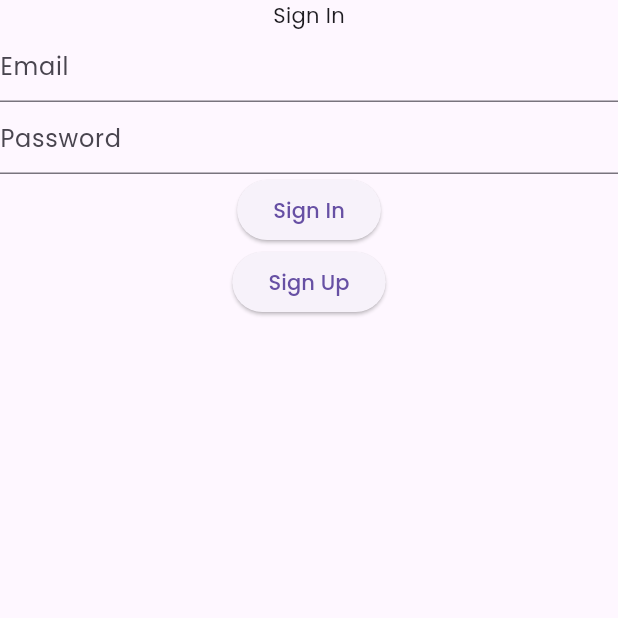
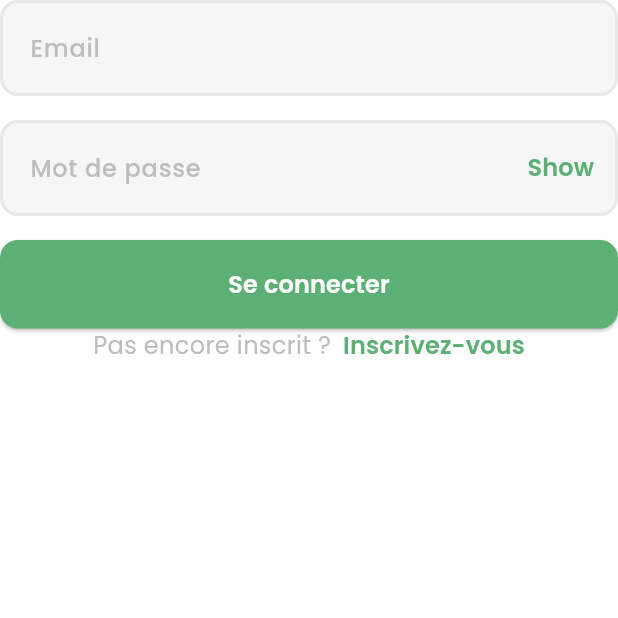
Before and after one commit to kermanager/mobile, a Flutter app: the screen it shows after launch, on a phone screen of 412 x 824 dp, the top half of it. Run offline on Flutter 3.47's test engine with Material 3 defaults, Android fonts, the light colour scheme and no system bars; our stand-ins replace go_router, shared_preferences; missing offline and left inert: stripe_checkout; network calls fail.

Commit message:
feat: add basic widgets

```diff
--- a/lib/app.dart
+++ b/lib/app.dart
@@ -1,4 +1,5 @@
 import 'package:flutter/material.dart';
+import 'package:kermanager/theme/theme_color.dart';
 import 'package:provider/provider.dart';
 
 import 'package:kermanager/api/api_response.dart';
@@ -49,6 +50,7 @@ class _AppState extends State<App> {
       routerConfig: widget.router.goRouter(context),
       theme: ThemeData(
         fontFamily: ThemeFontFamily.poppins,
+        scaffoldBackgroundColor: ThemeColor.white,
       ),
     );
   }
--- a/lib/screens/auth/sign_in_screen.dart
+++ b/lib/screens/auth/sign_in_screen.dart
@@ -3,10 +3,16 @@ import 'package:go_router/go_router.dart';
 import 'package:kermanager/router/child/routes.dart';
 import 'package:kermanager/router/parent/routes.dart';
 import 'package:kermanager/router/stand_holder/routes.dart';
-import 'package:kermanager/widgets/password_input.dart';
+import 'package:kermanager/theme/theme_color.dart';
+import 'package:kermanager/theme/theme_font.dart';
+import 'package:kermanager/theme/theme_size.dart';
+import 'package:kermanager/widgets/button.dart';
+import 'package:kermanager/widgets/form.dart';
+import 'package:kermanager/widgets/link_button.dart';
+import 'package:kermanager/widgets/password_form_input.dart';
+import 'package:kermanager/widgets/text_form_input.dart';
 import 'package:provider/provider.dart';
 import 'package:shared_preferences/shared_preferences.dart';
-
 import 'package:kermanager/api/api_response.dart';
 import 'package:kermanager/providers/auth_provider.dart';
 import 'package:kermanager/router/manager/routes.dart';
@@ -23,12 +29,15 @@ class SignInScreen extends StatefulWidget {
 }
 
 class _SignInScreenState extends State<SignInScreen> {
+  final _formKey = GlobalKey<FormState>();
+
   final AuthService _authService = AuthService();
 
   final TextEditingController _emailController = TextEditingController();
   final TextEditingController _passwordController = TextEditingController();
 
   Future<void> _submit() async {
+    if (_formKey.currentState!.validate()) {
       ApiResponse<SignInResponse> response = await _authService.signIn(
         email: _emailController.text,
         password: _passwordController.text,
@@ -68,6 +77,7 @@ class _SignInScreenState extends State<SignInScreen> {
         );
       }
     }
+  }
 
   @override
   Widget build(BuildContext context) {
@@ -75,33 +85,46 @@ class _SignInScreenState extends State<SignInScreen> {
       body: SafeArea(
         child: Column(
           children: [
+            FormColumn(
+              formKey: _formKey,
+              children: [
+                TextFormInput(
+                  hintText: "Email",
+                  controller: _emailController,
+                  keyboardType: TextInputType.emailAddress,
+                ),
+                const SizedBox(height: ThemeSize.s16),
+                PasswordFormInput(
+                  hintText: "Mot de passe",
+                  controller: _passwordController,
+                ),
+                const SizedBox(height: ThemeSize.s16),
+                Button(
+                  label: 'Se connecter',
+                  onTap: _submit,
+                ),
+              ],
+            ),
+            Row(
+              mainAxisAlignment: MainAxisAlignment.center,
+              children: [
                 const Text(
-              'Sign In',
-            ),
-            TextField(
-              controller: _emailController,
-              decoration: const InputDecoration(
-                hintText: 'Email',
+                  "Pas encore inscrit ?",
+                  style: TextStyle(
+                    fontSize: ThemeFontSize.s16,
+                    fontWeight: ThemeFontWeight.regular,
+                    color: ThemeColor.gray300,
                   ),
                 ),
-            PasswordInput(
-              hintText: "Password",
-              controller: _passwordController,
-            ),
-            ElevatedButton(
-              onPressed: _submit,
-              child: const Text(
-                'Sign In',
-              ),
-            ),
-            ElevatedButton(
-              onPressed: () {
+                const SizedBox(width: ThemeSize.s8),
+                LinkButton(
+                  label: 'Inscrivez-vous',
+                  onTap: () {
                     context.push(AuthRoutes.signUp);
                   },
-              child: const Text(
-                'Sign Up',
                 ),
-            )
+              ],
+            ),
           ],
         ),
       ),
--- a/lib/screens/auth/sign_up_screen.dart
+++ b/lib/screens/auth/sign_up_screen.dart
@@ -3,8 +3,12 @@ import 'package:go_router/go_router.dart';
 
 import 'package:kermanager/services/auth_service.dart';
 import 'package:kermanager/api/api_response.dart';
-import 'package:kermanager/widgets/password_input.dart';
+import 'package:kermanager/theme/theme_size.dart';
+import 'package:kermanager/widgets/button.dart';
+import 'package:kermanager/widgets/form.dart';
+import 'package:kermanager/widgets/password_form_input.dart';
 import 'package:kermanager/widgets/role_select.dart';
+import 'package:kermanager/widgets/text_form_input.dart';
 
 class SignUpScreen extends StatefulWidget {
   const SignUpScreen({super.key});
@@ -14,6 +18,8 @@ class SignUpScreen extends StatefulWidget {
 }
 
 class _SignUpScreenState extends State<SignUpScreen> {
+  final _formKey = GlobalKey<FormState>();
+
   final AuthService _authService = AuthService();
 
   String _selectedRole = 'MANAGER';
@@ -22,6 +28,7 @@ class _SignUpScreenState extends State<SignUpScreen> {
   final TextEditingController _passwordController = TextEditingController();
 
   Future<void> _submit() async {
+    if (_formKey.currentState!.validate()) {
       ApiResponse<Null> response = await _authService.signUp(
         role: _selectedRole,
         name: _nameController.text,
@@ -35,12 +42,13 @@ class _SignUpScreenState extends State<SignUpScreen> {
           ),
         );
       } else {
-      context.pop();
         ScaffoldMessenger.of(context).showSnackBar(
           const SnackBar(
             content: Text('Sign up successful'),
           ),
         );
+        context.pop();
+      }
     }
   }
 
@@ -50,9 +58,9 @@ class _SignUpScreenState extends State<SignUpScreen> {
       body: SafeArea(
         child: Column(
           children: [
-            const Text(
-              'Sign Up',
-            ),
+            FormColumn(
+              formKey: _formKey,
+              children: [
                 RoleSelect(
                   defaultValue: _selectedRole,
                   onChange: (value) {
@@ -61,27 +69,29 @@ class _SignUpScreenState extends State<SignUpScreen> {
                     });
                   },
                 ),
-            TextField(
+                const SizedBox(height: ThemeSize.s16),
+                TextFormInput(
+                  hintText: "Nom complet",
                   controller: _nameController,
-              decoration: const InputDecoration(
-                hintText: 'Name',
+                  keyboardType: TextInputType.name,
                 ),
+                const SizedBox(height: ThemeSize.s16),
+                TextFormInput(
+                  hintText: "Email",
+                  controller: _emailController,
+                  keyboardType: TextInputType.emailAddress,
                 ),
-            TextField(
-              controller: _emailController,
-              decoration: const InputDecoration(
-                hintText: 'Email',
-              ),
-            ),
-            PasswordInput(
-              hintText: "Password",
+                const SizedBox(height: ThemeSize.s16),
+                PasswordFormInput(
+                  hintText: "Mot de passe",
                   controller: _passwordController,
                 ),
-            ElevatedButton(
-              onPressed: _submit,
-              child: const Text(
-                'Sign Up',
+                const SizedBox(height: ThemeSize.s16),
+                Button(
+                  label: 'S\'inscrire',
+                  onTap: _submit,
                 ),
+              ],
             ),
             ElevatedButton(
               onPressed: () {
--- /dev/null
+++ b/lib/theme/theme_color.dart
@@ -0,0 +1,12 @@
+import 'package:flutter/material.dart';
+
+class ThemeColor {
+  static const Color primary = Color(0xFF5DB075);
+  static const Color secondary = Color(0xFF4B9460);
+  static const Color white = Color(0xFFFFFFFF);
+  static const Color black = Color(0xFF000000);
+  static const Color gray100 = Color(0xFFF6F6F6);
+  static const Color gray200 = Color(0xFFE8E8E8);
+  static const Color gray300 = Color(0xFFBDBDBD);
+  static const Color gray400 = Color(0xFF666666);
+}
--- /dev/null
+++ b/lib/theme/theme_size.dart
@@ -0,0 +1,18 @@
+class ThemeSize {
+  static const double s2 = 2.0;
+  static const double s4 = 4.0;
+  static const double s8 = 8.0;
+  static const double s12 = 12.0;
+  static const double s14 = 14.0;
+  static const double s16 = 16.0;
+  static const double s18 = 18.0;
+  static const double s20 = 20.0;
+  static const double s24 = 24.0;
+  static const double s28 = 28.0;
+  static const double s32 = 32.0;
+  static const double s36 = 36.0;
+  static const double s40 = 40.0;
+  static const double s44 = 44.0;
+  static const double s48 = 48.0;
+  static const double s56 = 56.0;
+}
--- a/lib/widgets/button.dart
+++ b/lib/widgets/button.dart
@@ -1,7 +1,19 @@
 import 'package:flutter/material.dart';
+import 'package:kermanager/theme/theme_color.dart';
+import 'package:kermanager/theme/theme_font.dart';
+import 'package:kermanager/theme/theme_size.dart';
 
 class Button extends StatefulWidget {
-  const Button({super.key});
+  final String label;
+  final VoidCallback onTap;
+  final bool? isDisabled;
+
+  const Button({
+    super.key,
+    required this.label,
+    required this.onTap,
+    this.isDisabled,
+  });
 
   @override
   State<Button> createState() => _ButtonState();
@@ -10,6 +22,40 @@ class Button extends StatefulWidget {
 class _ButtonState extends State<Button> {
   @override
   Widget build(BuildContext context) {
-    return const Placeholder();
+    return SizedBox(
+      width: double.infinity,
+      child: ElevatedButton(
+        onPressed: (widget.isDisabled ?? false) ? null : widget.onTap,
+        style: ButtonStyle(
+          padding: WidgetStateProperty.all<EdgeInsetsGeometry>(
+            const EdgeInsets.symmetric(
+              vertical: ThemeSize.s18,
+            ),
+          ),
+          backgroundColor: WidgetStateProperty.resolveWith<Color>((states) {
+            if (states.contains(WidgetState.pressed)) {
+              return ThemeColor.secondary;
+            }
+            if (widget.isDisabled ?? false) {
+              return ThemeColor.gray300;
+            }
+            return ThemeColor.primary;
+          }),
+          shape: WidgetStateProperty.all<RoundedRectangleBorder>(
+            RoundedRectangleBorder(
+              borderRadius: BorderRadius.circular(ThemeSize.s12),
+            ),
+          ),
+        ),
+        child: Text(
+          widget.label,
+          style: const TextStyle(
+            fontSize: ThemeFontSize.s16,
+            fontWeight: ThemeFontWeight.semiBold,
+            color: ThemeColor.white,
+          ),
+        ),
+      ),
+    );
   }
 }
--- /dev/null
+++ b/lib/widgets/form.dart
@@ -0,0 +1,28 @@
+import 'package:flutter/material.dart';
+
+class FormColumn extends StatefulWidget {
+  final Key formKey;
+  final List<Widget> children;
+
+  const FormColumn({
+    super.key,
+    required this.children,
+    required this.formKey,
+  });
+
+  @override
+  State<FormColumn> createState() => _FormColumnState();
+}
+
+class _FormColumnState extends State<FormColumn> {
+  @override
+  Widget build(BuildContext context) {
+    return Form(
+      key: widget.formKey,
+      child: Column(
+        crossAxisAlignment: CrossAxisAlignment.start,
+        children: widget.children,
+      ),
+    );
+  }
+}
--- /dev/null
+++ b/lib/widgets/form_input.dart
@@ -0,0 +1,97 @@
+import 'package:flutter/material.dart';
+import 'package:kermanager/theme/theme_color.dart';
+import 'package:kermanager/theme/theme_font.dart';
+import 'package:kermanager/theme/theme_size.dart';
+
+class FormInput extends StatefulWidget {
+  final String? defaultValue;
+  final String hintText;
+  final TextInputType keyboardType;
+  final bool? isObscureText;
+  final IconData? icon;
+  final Widget? suffix;
+  final TextEditingController controller;
+
+  const FormInput({
+    super.key,
+    required this.hintText,
+    required this.keyboardType,
+    this.isObscureText,
+    this.icon,
+    this.suffix,
+    required this.controller,
+    this.defaultValue,
+  });
+
+  @override
+  State<FormInput> createState() => _FormInputState();
+}
+
+class _FormInputState extends State<FormInput> {
+  @override
+  Widget build(BuildContext context) {
+    if (widget.defaultValue != null && widget.controller.text.isEmpty) {
+      widget.controller.text = widget.defaultValue!;
+    }
+
+    return TextFormField(
+      controller: widget.controller,
+      style: const TextStyle(
+        fontSize: ThemeFontSize.s16,
+        fontWeight: ThemeFontWeight.medium,
+        color: ThemeColor.black,
+      ),
+      decoration: InputDecoration(
+        contentPadding: const EdgeInsets.symmetric(
+          horizontal: 16,
+          vertical: 20,
+        ),
+        filled: true,
+        fillColor: ThemeColor.gray100,
+        enabledBorder: OutlineInputBorder(
+          borderSide: const BorderSide(
+            color: ThemeColor.gray200,
+            width: ThemeSize.s2,
+          ),
+          borderRadius: BorderRadius.circular(ThemeSize.s12),
+        ),
+        focusedBorder: OutlineInputBorder(
+          borderSide: const BorderSide(
+            color: ThemeColor.primary,
+            width: ThemeSize.s2,
+          ),
+          borderRadius: BorderRadius.circular(ThemeSize.s12),
+        ),
+        hintText: widget.hintText,
+        hintStyle: const TextStyle(
+          fontSize: ThemeFontSize.s16,
+          fontWeight: ThemeFontWeight.medium,
+          color: ThemeColor.gray300,
+        ),
+        prefixIcon: widget.icon != null
+            ? Padding(
+                padding: const EdgeInsets.only(
+                  left: ThemeSize.s16,
+                  right: ThemeSize.s16,
+                ),
+                child: Icon(
+                  widget.icon,
+                  color: ThemeColor.gray400,
+                ),
+              )
+            : null,
+        suffixIcon: widget.suffix != null
+            ? Padding(
+                padding: const EdgeInsets.only(
+                  left: ThemeSize.s16,
+                  right: ThemeSize.s16,
+                ),
+                child: widget.suffix,
+              )
+            : null,
+      ),
+      obscureText: widget.isObscureText ?? false,
+      keyboardType: widget.keyboardType,
+    );
+  }
+}
--- /dev/null
+++ b/lib/widgets/link_button.dart
@@ -0,0 +1,39 @@
+import 'package:flutter/material.dart';
+import 'package:kermanager/theme/theme_color.dart';
+import 'package:kermanager/theme/theme_font.dart';
+
+class LinkButton extends StatefulWidget {
+  final String label;
+  final VoidCallback onTap;
+
+  const LinkButton({
+    super.key,
+    required this.label,
+    required this.onTap,
+  });
+
+  @override
+  State<LinkButton> createState() => _LinkButtonState();
+}
+
+class _LinkButtonState extends State<LinkButton> {
+  @override
+  Widget build(BuildContext context) {
+    return TextButton(
+      onPressed: widget.onTap,
+      style: ButtonStyle(
+        minimumSize: WidgetStateProperty.all(Size.zero),
+        padding: WidgetStateProperty.all(EdgeInsets.zero),
+        tapTargetSize: MaterialTapTargetSize.shrinkWrap,
+      ),
+      child: Text(
+        widget.label,
+        style: const TextStyle(
+          fontSize: ThemeFontSize.s16,
+          fontWeight: ThemeFontWeight.semiBold,
+          color: ThemeColor.primary,
+        ),
+      ),
+    );
+  }
+}
--- /dev/null
+++ b/lib/widgets/password_form_input.dart
@@ -0,0 +1,47 @@
+import 'package:flutter/material.dart';
+import 'package:kermanager/widgets/form_input.dart';
+import 'package:kermanager/widgets/link_button.dart';
+
+class PasswordFormInput extends StatefulWidget {
+  final String? defaultValue;
+  final String hintText;
+  final IconData? icon;
+  final TextEditingController controller;
+
+  const PasswordFormInput({
+    super.key,
+    required this.hintText,
+    required this.controller,
+    this.icon,
+    this.defaultValue,
+  });
+
+  @override
+  State<PasswordFormInput> createState() => _PasswordFormInputState();
+}
+
+class _PasswordFormInputState extends State<PasswordFormInput> {
+  bool isObscureText = true;
+
+  void _toggleObscureText() {
+    setState(() {
+      isObscureText = !isObscureText;
+    });
+  }
+
+  @override
+  Widget build(BuildContext context) {
+    return FormInput(
+      hintText: widget.hintText,
+      keyboardType: TextInputType.visiblePassword,
+      controller: widget.controller,
+      isObscureText: isObscureText,
+      icon: widget.icon,
+      suffix: LinkButton(
+        label: isObscureText ? 'Show' : 'Hide',
+        onTap: _toggleObscureText,
+      ),
+      defaultValue: widget.defaultValue,
+    );
+  }
+}
--- /dev/null
+++ b/lib/widgets/text_form_input.dart
@@ -0,0 +1,41 @@
+import 'package:flutter/material.dart';
+import 'package:kermanager/widgets/form_input.dart';
+
+class TextFormInput extends StatefulWidget {
+  final String? defaultValue;
+  final String hintText;
+  final TextInputType keyboardType;
+  final bool? isObscureText;
+  final IconData? icon;
+  final Widget? suffix;
+  final TextEditingController controller;
+
+  const TextFormInput({
+    super.key,
+    required this.hintText,
+    required this.keyboardType,
+    required this.controller,
+    this.isObscureText,
+    this.icon,
+    this.suffix,
+    this.defaultValue,
+  });
+
+  @override
+  State<TextFormInput> createState() => _TextFormInputState();
+}
+
+class _TextFormInputState extends State<TextFormInput> {
+  @override
+  Widget build(BuildContext context) {
+    return FormInput(
+      hintText: widget.hintText,
+      keyboardType: widget.keyboardType,
+      controller: widget.controller,
+      isObscureText: false,
+      icon: widget.icon,
+      suffix: widget.suffix,
+      defaultValue: widget.defaultValue,
+    );
+  }
+}
```
Lines whose indentation alone changed are shown as unchanged.
